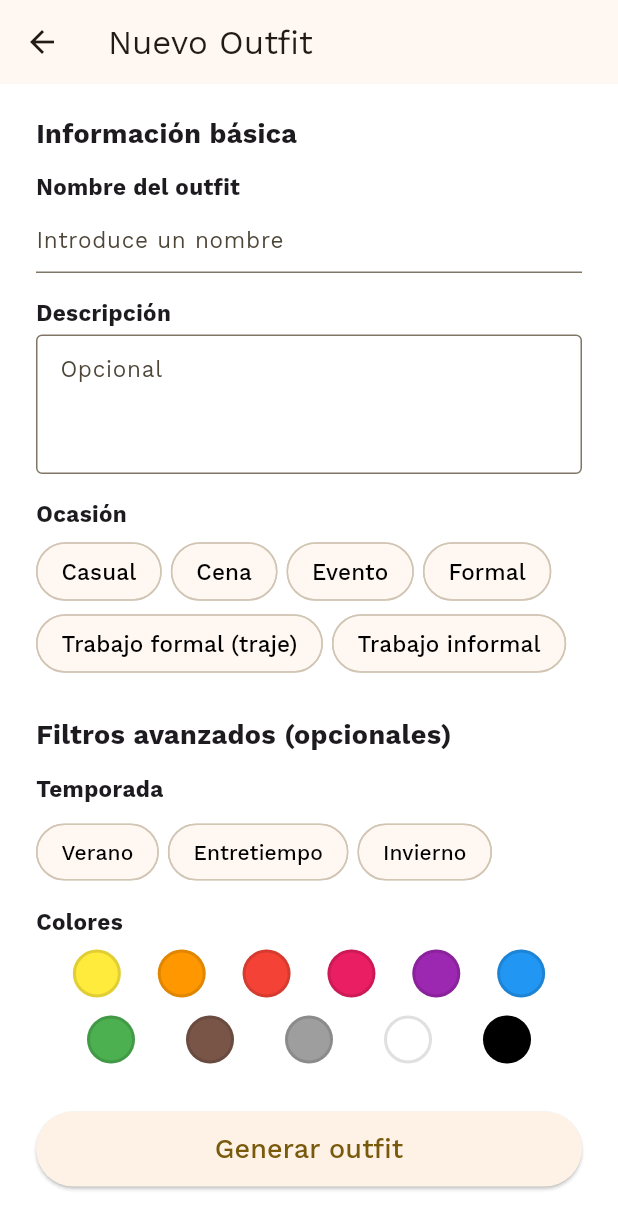
After one commit to sarachillon/reverie, a Flutter app: the FormularioOutfitScreen screen opened directly, on a phone screen of 412 x 824 dp. The commit adds this screen. Shown: the top 1229 px of the screen. Run offline on Flutter 3.47's test engine with Material 3 defaults, Android fonts, the phone set to English and light mode, and no system bars; our stand-ins replace device_info_plus, flutter_dotenv, google_fonts, google_sign_in, image_picker, permission_handler and 1 more; accounts and stored records are empty.

Commit message:
primer borrador generacion de outfits propios

```diff
--- a/frontend/lib/screens/home_screen.dart
+++ b/frontend/lib/screens/home_screen.dart
@@ -5,7 +5,7 @@ import 'launcher_screen.dart';
 import 'colecciones_screen.dart';
 import 'buscador_screen.dart';
 import 'armarioVirtual/armario_screen.dart';
-import 'outfits_screen.dart';
+import 'outfits/outfits_screen.dart';
 import '../services/google_sign_in_service.dart';
 
 class HomeScreen extends StatefulWidget {
--- /dev/null
+++ b/frontend/lib/screens/outfits/formulario_outfit_screen.dart
@@ -0,0 +1,292 @@
+
+import 'package:flutter/material.dart';
+import 'package:frontend/enums/enums.dart';
+import 'package:frontend/screens/outfits/carga_outfit_screen.dart';
+import 'package:frontend/screens/outfits/outfit_detail_screen.dart';
+import 'package:frontend/services/api_manager.dart';
+
+class FormularioOutfitScreen extends StatefulWidget {
+  const FormularioOutfitScreen({super.key});
+
+  @override
+  State<FormularioOutfitScreen> createState() => _FormularioOutfitScreenState();
+}
+
+class _FormularioOutfitScreenState extends State<FormularioOutfitScreen> {
+  final _formKey = GlobalKey<FormState>();
+  final _tituloController = TextEditingController();
+  final _descripcionController = TextEditingController();
+  final ApiManager _apiManager = ApiManager();
+
+
+  OcasionEnum? _ocasion;
+  List<TemporadaEnum> _temporadas = [];
+  List<ColorEnum> _colores = [];
+
+
+  void generarOutfitYMostrar(BuildContext context) async {
+    Navigator.push(
+      context,
+      MaterialPageRoute(builder: (_) => const CargandoOutfitScreen()),
+    );
+
+    try {
+      final outfit = await _apiManager.generarOutfitPropio(
+        titulo: _tituloController.text,
+        descripcion: _descripcionController.text,
+        ocasion: _ocasion!,
+        temporadas: _temporadas,
+        colores: _colores,
+      );
+
+      print(outfit);
+
+      final coloresEnum = (outfit['colores'] as List<dynamic>).map((c) {
+        return ColorEnum.values.firstWhere(
+          (e) => e.name == c,
+          orElse: () => throw Exception("Color desconocido: $c"),
+        );
+      }).toList();
+
+      final temporadasEnum = (outfit['temporadas'] as List<dynamic>).map((t) {
+        return TemporadaEnum.values.firstWhere(
+          (e) => e.name == t,
+          orElse: () => throw Exception("Temporada desconocida: $t"),
+        );
+      }).toList();
+
+      final ocasionEnum = OcasionEnum.values.firstWhere(
+        (e) => e.name == (outfit['ocasiones'] as List).first,
+        orElse: () => throw Exception("Ocasión desconocida: ${outfit['ocasiones']}"),
+      );
+
+
+      Navigator.pushReplacement(
+        context,
+        MaterialPageRoute(
+          builder: (_) => OutfitDetailScreen(
+            titulo: outfit['titulo'] as String,
+            descripcion: outfit['descripcion'] as String?,
+            colores: coloresEnum,
+            temporadas: temporadasEnum,
+            ocasion: ocasionEnum,
+            articulosPropios: outfit['articulos_propios'] as List<dynamic>,
+          ),
+        ),
+      );
+    } catch (e) {
+      Navigator.pop(context); // Cerrar loading
+      ScaffoldMessenger.of(context).showSnackBar(
+        SnackBar(content: Text('Error al generar outfit: $e')),
+      );
+    }
+  }
+
+
+
+
+  @override
+  Widget build(BuildContext context) {
+    final primeraFila = ColorEnum.values.take(6);
+    final segundaFila = ColorEnum.values.skip(6);
+
+    return Scaffold(
+      appBar: AppBar(
+        title: const Text("Nuevo Outfit"),
+      ),
+      body: SafeArea(
+        child: SingleChildScrollView(
+          padding: const EdgeInsets.symmetric(horizontal: 24, vertical: 20),
+          child: Form(
+            key: _formKey,
+            child: Column(
+              crossAxisAlignment: CrossAxisAlignment.stretch,
+              children: [
+                _buildTitulo("Información básica"),
+                const SizedBox(height: 12),
+
+                const Text("Nombre del outfit", style: TextStyle(fontWeight: FontWeight.bold, fontSize: 15)),
+                const SizedBox(height: 4),
+                TextFormField(
+                  controller: _tituloController,
+                  decoration: const InputDecoration(
+                    hintText: "Introduce un nombre",
+                    isDense: true,
+                    contentPadding: EdgeInsets.symmetric(vertical: 10),
+                    border: UnderlineInputBorder(),
+                  ),
+                  style: const TextStyle(fontSize: 15),
+                  validator: (value) => value == null || value.isEmpty ? "Campo obligatorio" : null,
+                ),
+
+                const SizedBox(height: 16),
+                const Text("Descripción", style: TextStyle(fontWeight: FontWeight.bold, fontSize: 15)),
+                const SizedBox(height: 4),
+                TextFormField(
+                  controller: _descripcionController,
+                  maxLines: 3,
+                  textAlignVertical: TextAlignVertical.top,
+                  decoration: const InputDecoration(
+                    hintText: "Opcional",
+                    alignLabelWithHint: true,
+                    border: OutlineInputBorder(),
+                    isDense: true,
+                  ),
+                  style: const TextStyle(fontSize: 15),
+                ),
+
+                const SizedBox(height: 16),
+                const Text("Ocasión", style: TextStyle(fontWeight: FontWeight.bold, fontSize: 15)),
+                const SizedBox(height: 4),
+                Wrap(
+                  spacing: 6,
+                  children: OcasionEnum.values.map((o) {
+                    final selected = _ocasion == o;
+                    return ChoiceChip(
+                      label: Text(o.value, style: const TextStyle(fontSize: 15)),
+                      selected: selected,
+                      backgroundColor: Colors.transparent,
+                      selectedColor: Colors.black,
+                      labelStyle: TextStyle(
+                        color: selected ? Colors.white : Colors.black,
+                      ),
+                      shape: RoundedRectangleBorder(
+                        borderRadius: BorderRadius.circular(100),
+                      ),
+                      showCheckmark: false,
+                      onSelected: (_) {
+                        setState(() {
+                          _ocasion = o;
+                        });
+                      },
+                    );
+                  }).toList(),
+                ),
+
+                const SizedBox(height: 24),
+                _buildTitulo("Filtros avanzados (opcionales)"),
+                const SizedBox(height: 12),
+                const Text("Temporada", style: TextStyle(fontWeight: FontWeight.bold, fontSize: 15)),
+                const SizedBox(height: 8),
+                Wrap(
+                  spacing: 6,
+                  runSpacing: 0,
+                  children: TemporadaEnum.values.map((t) {
+                    final selected = _temporadas.contains(t);
+                    return ChoiceChip(
+                      label: Text(t.value),
+                      selected: selected,
+                      backgroundColor: Colors.transparent,
+                      labelStyle: const TextStyle(color: Colors.black),
+                      shape: RoundedRectangleBorder(
+                        borderRadius: BorderRadius.circular(100),
+                      ),
+                      showCheckmark: false,
+                      onSelected: (_) {
+                        setState(() {
+                          selected ? _temporadas.remove(t) : _temporadas.add(t);
+                        });
+                      },
+                    );
+                  }).toList(),
+                ),
+
+                const SizedBox(height: 12),
+                const Text("Colores", style: TextStyle(fontWeight: FontWeight.bold, fontSize: 15)),
+                const SizedBox(height: 8),
+                Row(
+                  mainAxisAlignment: MainAxisAlignment.spaceEvenly,
+                  children: primeraFila.map(_buildColorCircle).toList(),
+                ),
+                const SizedBox(height: 12),
+                Row(
+                  mainAxisAlignment: MainAxisAlignment.spaceEvenly,
+                  children: segundaFila.map(_buildColorCircle).toList(),
+                ),
+
+                const SizedBox(height: 32),
+                SizedBox(
+                  width: double.infinity,
+                  height: 50,
+                  child: ElevatedButton(
+                    onPressed: () {
+                      if (_formKey.currentState!.validate()) {
+                        generarOutfitYMostrar(context);
+                      }
+                    },
+                    child: const Text("Generar outfit", style: TextStyle(fontSize: 18)),
+                  ),
+                ),
+              ],
+            ),
+          ),
+        ),
+      ),
+    );
+  }
+
+  Widget _buildTitulo(String texto) {
+    return Text(
+      texto,
+      style: const TextStyle(fontSize: 18, fontWeight: FontWeight.bold),
+    );
+  }
+
+  Widget _buildColorCircle(ColorEnum color) {
+    final selected = _colores.contains(color);
+    return InkWell(
+      onTap: () {
+        setState(() {
+          selected ? _colores.remove(color) : _colores.add(color);
+        });
+      },
+      child: Container(
+        width: 32,
+        height: 32,
+        decoration: BoxDecoration(
+          shape: BoxShape.circle,
+          color: selected
+              ? _getColorFromEnum(color).withOpacity(0.7)
+              : _getColorFromEnum(color),
+          border: Border.all(color: Colors.black12, width: 2),
+        ),
+        child: selected
+            ? Center(
+                child: Icon(
+                  Icons.check,
+                  color: color == ColorEnum.BLANCO ? Colors.black : Colors.white,
+                  size: 18,
+                ),
+              )
+            : null,
+      ),
+    );
+  }
+
+  Color _getColorFromEnum(ColorEnum color) {
+    switch (color) {
+      case ColorEnum.AMARILLO:
+        return Colors.yellow;
+      case ColorEnum.NARANJA:
+        return Colors.orange;
+      case ColorEnum.ROJO:
+        return Colors.red;
+      case ColorEnum.ROSA:
+        return Colors.pink;
+      case ColorEnum.VIOLETA:
+        return Colors.purple;
+      case ColorEnum.AZUL:
+        return Colors.blue;
+      case ColorEnum.VERDE:
+        return Colors.green;
+      case ColorEnum.MARRON:
+        return Colors.brown;
+      case ColorEnum.GRIS:
+        return Colors.grey;
+      case ColorEnum.BLANCO:
+        return Colors.white;
+      case ColorEnum.NEGRO:
+        return Colors.black;
+    }
+  }
+}
--- a/frontend/lib/services/api_service.dart
+++ b/frontend/lib/services/api_service.dart
@@ -36,4 +36,8 @@ abstract class ApiService {
   Stream<dynamic> getArticulosPropiosStream({Map<String, dynamic>? filtros});
 
   Future<void> deleteArticuloPropio({required int id});
+
+  Future<Map<String, dynamic>> generarOutfitPropio({required String titulo, String? descripcion, required OcasionEnum ocasion, List<TemporadaEnum>? temporadas, List<ColorEnum>? colores});
+
+
 }
--- a/frontend/lib/services/mock_api_service.dart
+++ b/frontend/lib/services/mock_api_service.dart
@@ -75,24 +75,6 @@ class MockApiService implements ApiService {
     print("Colores: $coloresPrueba");
   }
 
-  /*@override
-  Stream<dynamic> getArticulosPropios({Map<String, dynamic>? filtros}) async* {
-    // Simulación de respuesta de artículos propios
-    yield [
-      {
-        'nombre': 'Camiseta de prueba',
-        'fotoUrl': 'assets/logo.png',
-        'categoria': CategoriaEnum.Ropa,
-        'subcategoriaRopa': SubcategoriaRopaEnum.Camisas,
-      },
-      {
-        'nombre': 'Pantalones de prueba',
-        'fotoUrl': 'assets/logo.png',
-        'categoria': CategoriaEnum.Ropa,
-        'subcategoriaRopa': SubcategoriaRopaEnum.Pantalones,
-      },
-    ];
-  }*/
 
   @override
   Future<List<dynamic>> getArticulosPropios({Map<String, dynamic>? filtros}) async {
@@ -150,4 +132,44 @@ class MockApiService implements ApiService {
     // Simulación de eliminación de un artículo propio
     print("Artículo con ID $id eliminado.");
   }
+
+  @override
+Future<Map<String, dynamic>> generarOutfitPropio({
+  required String titulo,
+  String? descripcion,
+  required OcasionEnum ocasion,
+  List<TemporadaEnum>? temporadas,
+  List<ColorEnum>? colores,
+}) async {
+
+  return {
+    "id": 999,
+    "titulo": titulo,
+    "descripcion": descripcion ?? "Outfit generado automáticamente",
+    "articulos": [
+      {
+        "id": 1,
+        "nombre": "Camiseta blanca",
+        "foto_url": "https://example.com/mock/camiseta.png",
+        "categoria": CategoriaEnum.ROPA,
+        "subcategoria_ropa": SubcategoriaRopaEnum.CAMISETAS,
+        "colores": [ColorEnum.AZUL],
+        "temporadas": [TemporadaEnum.ENTRETIEMPO],
+        "ocasiones": [OcasionEnum.CASUAL],
+      },
+      {
+        "id": 2,
+        "nombre": "Pantalón negro",
+        "foto_url": "https://example.com/mock/pantalon.png",
+        "categoria": CategoriaEnum.ROPA,
+        "subcategoria_ropa": SubcategoriaRopaEnum.PANTALONES,
+        "colores": [ColorEnum.GRIS],
+        "temporadas": [TemporadaEnum.ENTRETIEMPO],
+        "ocasiones": [OcasionEnum.CASUAL],
+      }
+    ]
+  };
 }
+
+
+}
```
Also changed, not shown: frontend/lib/screens/outfits/carga_outfit_screen.dart (added, +22 -0 lines), frontend/lib/screens/outfits/outfit_detail_screen.dart (added, +146 -0 lines), frontend/lib/screens/outfits/outfits_screen.dart (added, +33 -0 lines), frontend/lib/screens/outfits_screen.dart (deleted, +0 -11 lines), frontend/lib/services/api_manager.dart (+14 -0 lines), frontend/lib/services/real_api_service.dart (+52 -0 lines), 10 other files.
